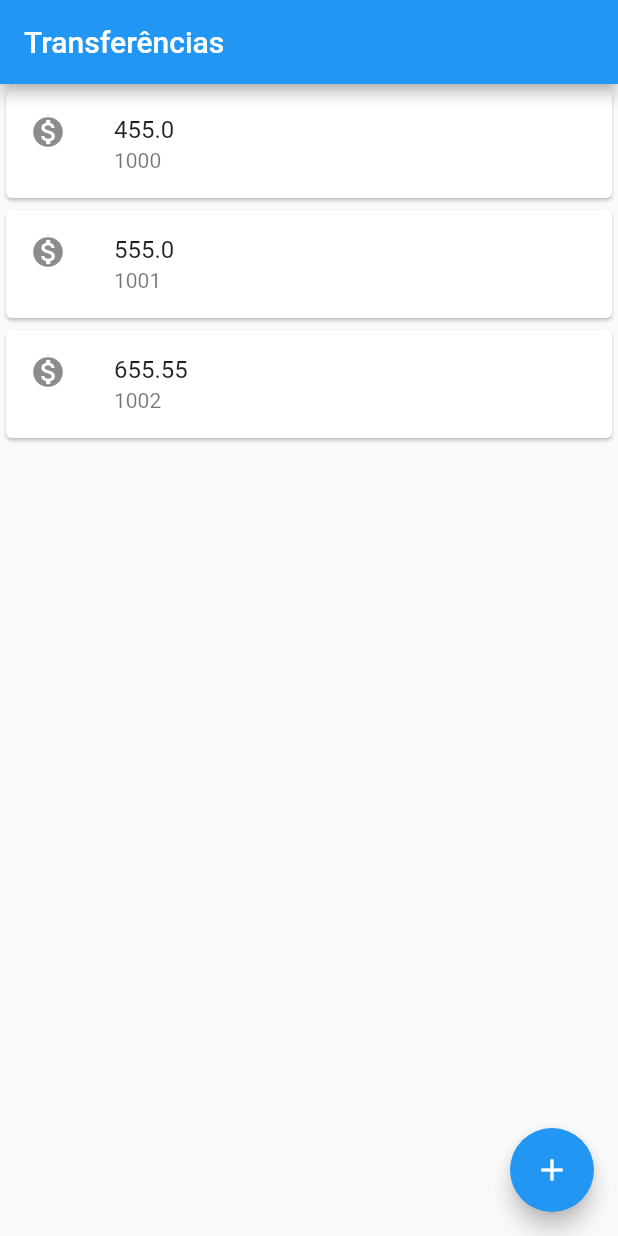
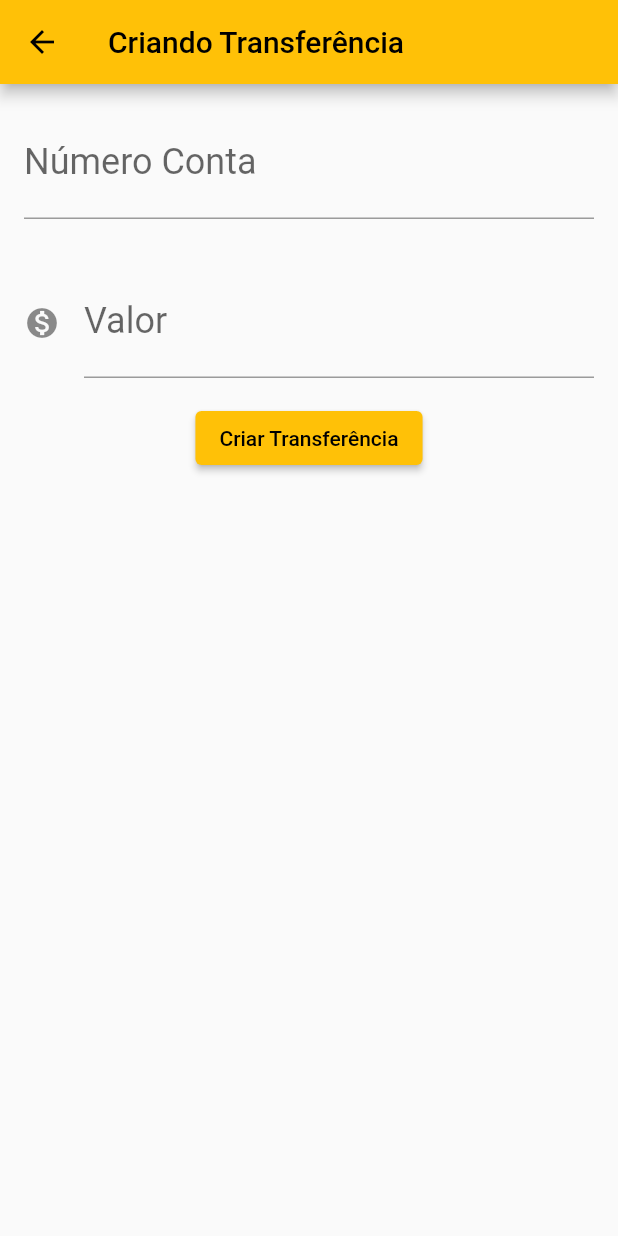
Before and after one commit to reichert-lucas/bytebank-flutter, a Flutter app: the screen it shows after launch, after a tap on the "add" icon, on a phone screen of 412 x 824 dp. Run offline on Flutter 3.47's test engine with Material 2 defaults, Android fonts, the phone set to English and light mode, and no system bars.

Commit message:
Finalização do Curso

```diff
--- /dev/null
+++ b/lib/components/editor.dart
@@ -0,0 +1,28 @@
+import 'package:flutter/cupertino.dart';
+import 'package:flutter/material.dart';
+
+class Editor extends StatelessWidget {
+  final TextEditingController? controlador;
+  final String? rotulo;
+  final String? dica;
+  final IconData? icone;
+
+  Editor({this.controlador, this.rotulo, this.dica, this.icone});
+
+  @override
+  Widget build(BuildContext context) {
+    return Padding(
+      padding: const EdgeInsets.all(16.0),
+      child: TextField(
+        controller: controlador,
+        style: TextStyle(fontSize: 24),
+        decoration: InputDecoration(
+          labelText: rotulo,
+          hintText: dica,
+          icon: icone != null ? Icon(icone) : null,
+        ),
+        keyboardType: TextInputType.number,
+      ),
+    );
+  }
+}
--- a/lib/main.dart
+++ b/lib/main.dart
@@ -1,47 +1,20 @@
+import 'package:bytebank/screens/transferencia/lista.dart';
 import 'package:flutter/material.dart';
 
-void main() => runApp(MaterialApp(
-      home: Scaffold(
-          appBar: AppBar(title: Text('Transferências')),
-          floatingActionButton: FloatingActionButton(
-            child: Icon(Icons.add),
-            onPressed: () {},
-          ),
-          body: ListaTransferencia()),
-    ));
+void main() => runApp(ByteBankApp());
 
-class ListaTransferencia extends StatelessWidget {
+class ByteBankApp extends StatelessWidget {
   @override
   Widget build(BuildContext context) {
-    return Column(children: [
-      ItemTranferencia(Transferencia(455, 1000)),
-      ItemTranferencia(Transferencia(555, 1001)),
-      ItemTranferencia(Transferencia(655.55, 1002)),
-    ]);
-  }
-}
-
-class ItemTranferencia extends StatelessWidget {
-
-  final Transferencia _transferencia;
-
-  ItemTranferencia(this._transferencia);
-
-  @override
-  Widget build(BuildContext context) {
-    return Card(
-      child: ListTile(
-        leading: Icon(Icons.monetization_on),
-        title: Text(this._transferencia.valor.toString()),
-        subtitle: Text(this._transferencia.numeroConta.toString()),
+    return MaterialApp(
+      theme: ThemeData(
+        colorScheme: ColorScheme.fromSwatch(
+            primarySwatch: Colors.amber
+        ).copyWith(
+          secondary: Colors.orange,
+        )
       ),
+      home: ListaTransferencias(),
     );
   }
 }
-
-class Transferencia {
-  final double valor;
-  final int numeroConta;
-
-  Transferencia(this.valor, this.numeroConta);
-}
--- /dev/null
+++ b/lib/models/transferencia.dart
@@ -0,0 +1,11 @@
+class Transferencia {
+  final double valor;
+  final int numeroConta;
+
+  Transferencia(this.valor, this.numeroConta);
+
+  @override
+  String toString() {
+    return 'Transferencia{valor: $valor, numeroConta: $numeroConta}';
+  }
+}
--- /dev/null
+++ b/lib/screens/transferencia/formulario.dart
@@ -0,0 +1,73 @@
+import 'package:bytebank/components/editor.dart';
+import 'package:bytebank/models/transferencia.dart';
+import 'package:flutter/cupertino.dart';
+import 'package:flutter/material.dart';
+
+const _tituloAppBar = 'Criando Transferência';
+
+const _rotuloCampoValor = 'Valor';
+const _dicaCampoValor = '0.00';
+const _rotuloCampoNumeroConta = 'Número Conta';
+const _dicaCampoNumeroConta = '0000';
+
+const _textBtnCriar = 'Criar Transferência';
+const _mensagemSucesso = 'Transferência criada com sucesso!';
+
+class FormularioTransferencia extends StatefulWidget {
+  @override
+  State<StatefulWidget> createState() {
+    return FormularioTransferenciaState();
+  }
+}
+
+class FormularioTransferenciaState extends State<FormularioTransferencia> {
+  final TextEditingController _controladorCampoNumeroConta =
+  TextEditingController();
+  final TextEditingController _controladorCampoValor = TextEditingController();
+
+  @override
+  Widget build(BuildContext context) {
+    return Scaffold(
+      appBar: AppBar(
+        title: Text(_tituloAppBar),
+      ),
+      body: SingleChildScrollView(
+        child: Column(
+          children: [
+            Editor(
+              controlador: _controladorCampoNumeroConta,
+              rotulo: _rotuloCampoNumeroConta,
+              dica: _dicaCampoNumeroConta,
+            ),
+            Editor(
+              controlador: _controladorCampoValor,
+              rotulo: _rotuloCampoValor,
+              dica: _dicaCampoValor,
+              icone: Icons.monetization_on,
+            ),
+            ElevatedButton(
+              onPressed: () => _criaTransferencia(context),
+              child: const Text(_textBtnCriar),
+            ),
+          ],
+        ),
+      ),
+    );
+  }
+
+  void _criaTransferencia(BuildContext context) {
+    final int? numeroConta = int.tryParse(_controladorCampoNumeroConta.text);
+    final double? valor = double.tryParse(_controladorCampoValor.text);
+    if (numeroConta != null && valor != null) {
+      final transferenciaCriada = Transferencia(valor, numeroConta);
+
+      ScaffoldMessenger.of(context).showSnackBar(
+        SnackBar(
+          content: const Text(_mensagemSucesso),
+        ),
+      );
+
+      Navigator.pop(context, transferenciaCriada);
+    }
+  }
+}
--- /dev/null
+++ b/lib/screens/transferencia/lista.dart
@@ -0,0 +1,65 @@
+import 'package:bytebank/models/transferencia.dart';
+import 'package:bytebank/screens/transferencia/formulario.dart';
+import 'package:flutter/cupertino.dart';
+import 'package:flutter/material.dart';
+
+class ListaTransferencias extends StatefulWidget {
+  final List<Transferencia> _transferencias = <Transferencia>[];
+
+  @override
+  State<StatefulWidget> createState() {
+    return ListaTransferenciasState();
+  }
+}
+
+class ListaTransferenciasState extends State<ListaTransferencias> {
+  @override
+  Widget build(BuildContext context) {
+    return Scaffold(
+      appBar: AppBar(title: Text('Transferências')),
+      body: ListView.builder(
+        itemCount: widget._transferencias.length,
+        itemBuilder: (context, indice) {
+          final Transferencia transferencia = widget._transferencias[indice];
+          return ItemTranferencia(transferencia);
+        },
+      ),
+      floatingActionButton: FloatingActionButton(
+        child: Icon(Icons.add),
+        onPressed: () {
+          Navigator.push(context, MaterialPageRoute(builder: (context) {
+            return FormularioTransferencia();
+          })).then(
+            (transferenciaRecebida) => _atualiza(transferenciaRecebida),
+          );
+        },
+      ),
+    );
+  }
+
+  void _atualiza(Transferencia? transferenciaRecebida) {
+    if (transferenciaRecebida != null) {
+      debugPrint('$transferenciaRecebida');
+      setState(() {
+        widget._transferencias.add(transferenciaRecebida);
+      });
+    }
+  }
+}
+
+class ItemTranferencia extends StatelessWidget {
+  final Transferencia _transferencia;
+
+  ItemTranferencia(this._transferencia);
+
+  @override
+  Widget build(BuildContext context) {
+    return Card(
+      child: ListTile(
+        leading: Icon(Icons.monetization_on),
+        title: Text(this._transferencia.valor.toString()),
+        subtitle: Text(this._transferencia.numeroConta.toString()),
+      ),
+    );
+  }
+}
```
Also changed, not shown: 1 other file.
